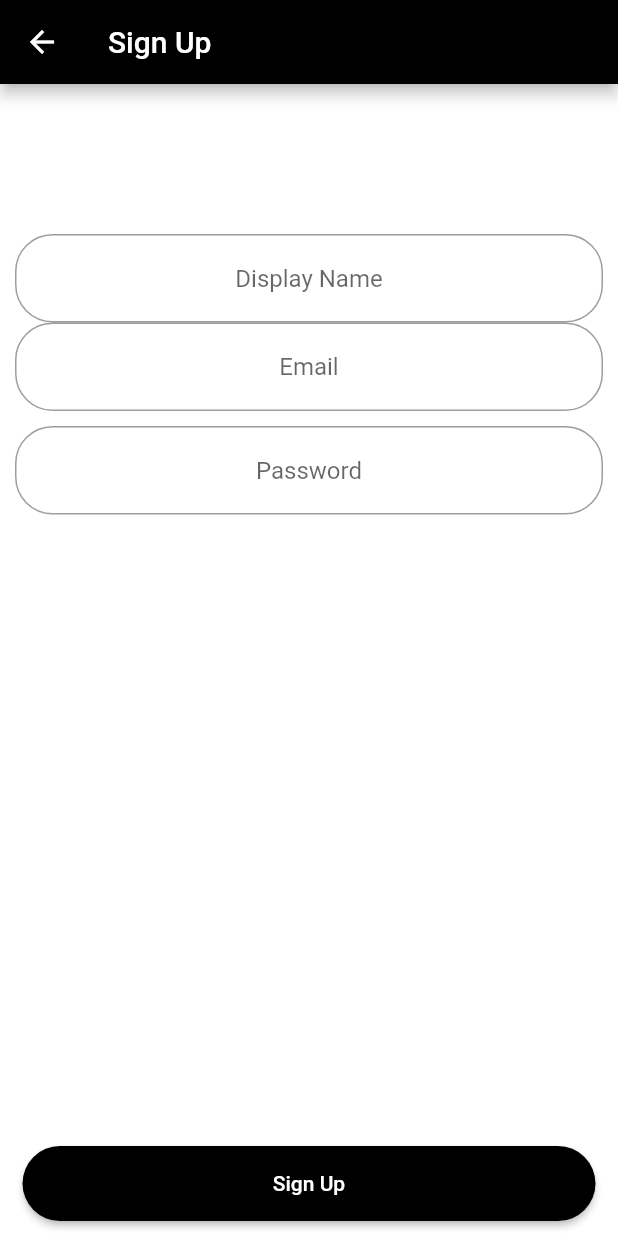
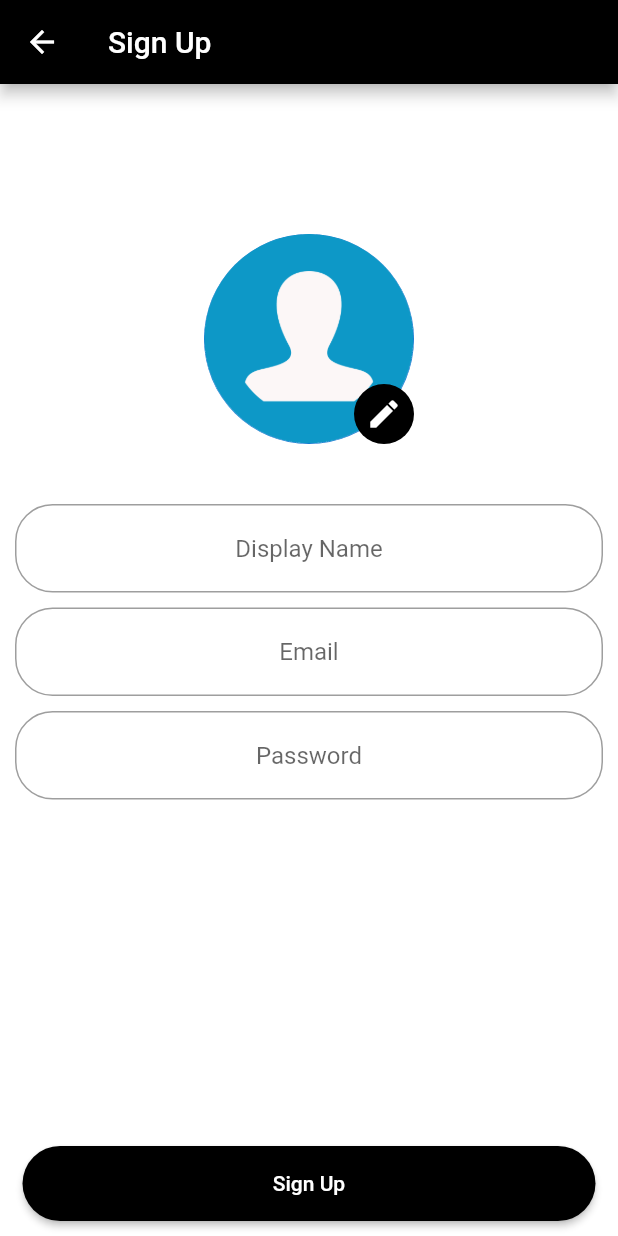
Before and after one commit to kshitijver/DdroidRush2020, a Flutter app: the SignUp screen opened directly, after a tap on "Sign Up", on a phone screen of 412 x 824 dp. Run offline on Flutter 3.47's test engine with Material 2 defaults, Android fonts, the phone set to English and light mode, and no system bars; our stand-ins replace firebase_auth, firebase_core, firebase_storage, flutter_phoenix, flutter_spinkit, google_sign_in and 2 more; accounts and stored records are empty; network calls fail.

```diff
--- a/lib/SplashPage.dart
+++ b/lib/SplashPage.dart
@@ -3,6 +3,7 @@ import 'package:expendisureapp/fireauth.dart';
 import 'login_screen.dart';
 import 'package:flutter_spinkit/flutter_spinkit.dart';
 import 'home_screen.dart';
+import 'package:firebase_auth/firebase_auth.dart';
 
 class SplashPage extends StatefulWidget {
   @override
@@ -15,6 +16,7 @@ enum LoginStatus{
 }
 class _SplashPageState extends State<SplashPage> {
   LoginStatus status=LoginStatus.NotDetermined;
+  User curr=null;
   @override
   void initState() {
     fireauth _fire=fireauth();
@@ -23,6 +25,7 @@ class _SplashPageState extends State<SplashPage> {
     {
       setState(() {
         status=current==null?LoginStatus.NotLoggedIn:LoginStatus.LoggedIn;
+        curr=current;
       });
     });});
     super.initState();
@@ -54,7 +57,7 @@ class _SplashPageState extends State<SplashPage> {
         }
       case LoginStatus.LoggedIn:
         {
-          return HomeScreen();
+          return HomeScreen(curr: curr);
         }
       case LoginStatus.NotLoggedIn:
         {
--- a/lib/fireauth.dart
+++ b/lib/fireauth.dart
@@ -24,6 +24,10 @@ class fireauth {
     await _auth.signOut();
   }
 
+  Future<User> Reload() async{
+    await _auth.currentUser.reload();
+  }
+
   Future<User> Current() async {
     User current = await _auth.currentUser;
     return current;
--- a/lib/main.dart
+++ b/lib/main.dart
@@ -1,6 +1,7 @@
 import 'package:flutter/material.dart';
 import 'package:expendisureapp/SplashPage.dart';
 import 'package:firebase_core/firebase_core.dart';
+import 'package:flutter_phoenix/flutter_phoenix.dart';
 import 'login_screen.dart';
 import 'package:flutter/services.dart';
 
@@ -8,7 +9,7 @@ import 'package:flutter/services.dart';
 void main() async {
   WidgetsFlutterBinding.ensureInitialized();
   await Firebase.initializeApp();
-  runApp(MyApp());
+  runApp(Phoenix(child: MyApp()));
 }
 
 class MyApp extends StatelessWidget {
--- a/lib/sign_up.dart
+++ b/lib/sign_up.dart
@@ -3,6 +3,12 @@ import 'package:flutter/material.dart';
 import 'widgets/mytextfield.dart';
 import 'package:firebase_auth/firebase_auth.dart';
 import 'fireauth.dart';
+import 'image_handling.dart';
+import 'widgets/bottomsheet.dart';
+import 'package:firebase_storage/firebase_storage.dart';
+import 'package:image_picker/image_picker.dart';
+import 'package:image_cropper/image_cropper.dart';
+import 'dart:io';
 
 class SignUp extends StatefulWidget {
   @override
@@ -10,8 +16,14 @@ class SignUp extends StatefulWidget {
 }
 
 class _SignUpState extends State<SignUp> {
-  String email, password,name;
-  fireauth _fire=fireauth();
+  String email, password,name; image_handler _img=image_handler();
+  fireauth _fire=fireauth(); Image userimg; bottomsheet bs=bottomsheet();
+  PickedFile _imageFile; File file;
+  @override
+  void initState() {
+    userimg=Image.asset('assets/images/avatar.png');
+    super.initState();
+  }
   @override
   Widget build(BuildContext context) {
     return Scaffold(
@@ -27,8 +39,66 @@ class _SignUpState extends State<SignUp> {
             height: 100.0,
           ),
           Center(
+            child: Stack(
+              alignment: AlignmentDirectional.bottomEnd,
+              children: [
+                CircleAvatar(
+                  backgroundImage: userimg.image,
+                  radius: 70.0,
+                ),
+                CircleAvatar(
+                  child: IconButton(
+                    icon: Icon(Icons.edit,color: Colors.white,
+                    ),
+                    onPressed: ()
+                    {
+                      setState(() {
+                        showModalBottomSheet(
+                            context: context,
+                            builder: (BuildContext bc){
+                              return Container(
+                                child: new Wrap(
+                                  children: <Widget>[
+                                    new ListTile(
+                                        leading: new Icon(Icons.camera_alt),
+                                        title: new Text('Upload from Camera'),
+                                        onTap: () async {
+                                          _imageFile=await _img.pickImage(ImageSource.camera);
+                                          file=await _img.cropImage(_imageFile);
+                                          setState(() {
+                                            userimg=Image.file(file);
+                                          });
+                                        }
+                                    ),
+                                    new ListTile(
+                                      leading: new Icon(Icons.photo),
+                                      title: new Text('Upload from Gallery'),
+                                      onTap: () async {
+                                      _imageFile=await _img.pickImage(ImageSource.gallery);
+                                      file=await _img.cropImage(_imageFile);
+                                      setState(() {
+                                        userimg=Image.file(file);
+                                      });
+                                      },
+                                    ),
+                                  ],
+                                ),
+                              );
+                            }
+                        );
+                      });
+                    },
+                  ),
+                  backgroundColor: Colors.black,
+                )
+              ],
+            ),
+          ),
+          SizedBox(height: 40.0,),
+          Center(
             child: MyTextField(text: "Display Name",obscure: false,onchange: (value){name=value;},),
           ),
+          SizedBox(height: 10.0),
           Center(
             child: MyTextField(text: "Email",obscure: false,onchange: (value){email=value;},),
           ),
@@ -51,8 +121,12 @@ class _SignUpState extends State<SignUp> {
                     shape: RoundedRectangleBorder(borderRadius: BorderRadius.circular(25.0)),
                     onPressed: () async{
                       UserCredential user=await _fire.Create(email, password);
-                      user.user.updateProfile(displayName: name);
-                      Navigator.push(context, MaterialPageRoute(builder: (context) => HomeScreen()));
+                      await user.user.updateProfile(displayName: name,);
+                      await user.user.updateEmail(email);
+                      _fire.Reload();
+                      User curr=await _fire.Current();
+                      await _img.startUpload(file, 'ProfilePictures/$email.png');
+                      Navigator.push(context, MaterialPageRoute(builder: (context) => HomeScreen(curr: curr)));
                     },
                   ),
                   width: double.infinity,
--- a/lib/signin.dart
+++ b/lib/signin.dart
@@ -49,7 +49,7 @@ class _SignInPageState extends State<SignInPage> {
                     onPressed: ()
                     async{
                       UserCredential user=await _fire.EmailPass(email, password);
-                      Navigator.push(context, MaterialPageRoute(builder: (context) => HomeScreen()));
+                      Navigator.push(context, MaterialPageRoute(builder: (context) => HomeScreen(curr: user.user)));
                     },
                   ),
                   width: double.infinity,
--- a/pubspec.yaml
+++ b/pubspec.yaml
@@ -32,6 +32,7 @@ dependencies:
   firebase_storage: ^4.0.1
   image_picker: ^0.6.7+12
   image_cropper: ^1.3.1
+  flutter_phoenix: ^0.1.0
 
 dev_dependencies:
   flutter_test:
```
Also changed, not shown: lib/home_screen.dart (+14 -1 lines), lib/image_handling.dart (+12 -15 lines), lib/profile.dart (+14 -6 lines), lib/widgets/bottomsheet.dart (added, +28 -0 lines).
